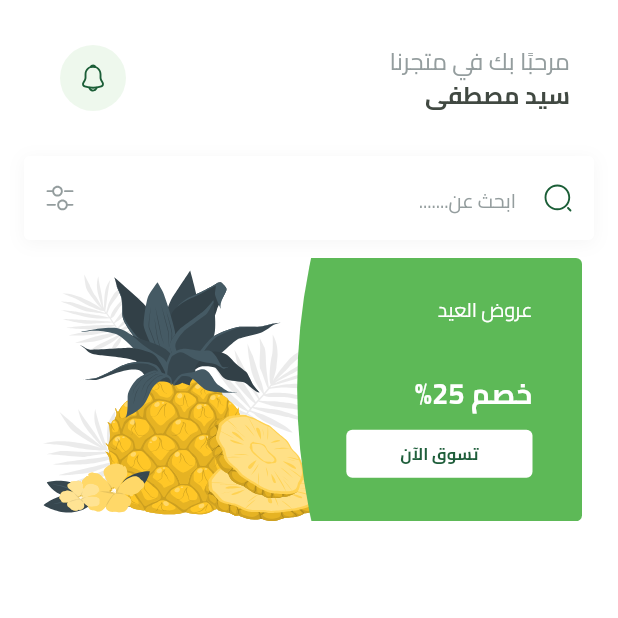
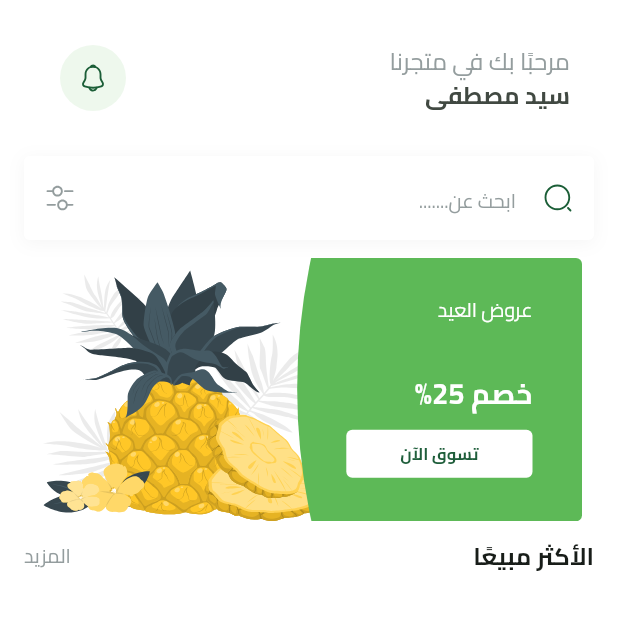
Before and after one commit to sayedmostaf/fruits_hub, a Flutter app: the HomeView screen opened by its route, on a phone screen of 412 x 824 dp, the top half of it. Run offline on Flutter 3.47's test engine with Material 3 defaults, Android fonts, the phone set to English and light mode, and no system bars; our stand-ins replace bloc, cloud_firestore, dartz, dots_indicator, firebase_auth, firebase_core and 7 more; missing offline and left inert: flutter_facebook_auth; accounts and stored records are empty.

Commit message:
feat: add BestSellingHeader widget and integrate it into HomeViewBody

```diff
--- /dev/null
+++ b/lib/features/home/presentation/views/widgets/best_selling_header.dart
@@ -0,0 +1,25 @@
+import 'package:flutter/material.dart';
+import 'package:fruits_hub/core/utils/app_text_styles.dart';
+
+class BestSellingHeader extends StatelessWidget {
+  const BestSellingHeader({super.key});
+
+  @override
+  Widget build(BuildContext context) {
+    return Row(
+      children: [
+        Text(
+          'الأكثر مبيعًا',
+          style: TextStyles.bold16,
+          textAlign: TextAlign.right,
+        ),
+        Spacer(),
+        Text(
+          'المزيد',
+          textAlign: TextAlign.center,
+          style: TextStyles.regular13.copyWith(color: Color(0xFF949D9E)),
+        ),
+      ],
+    );
+  }
+}
--- a/lib/features/home/presentation/views/widgets/home_view_body.dart
+++ b/lib/features/home/presentation/views/widgets/home_view_body.dart
@@ -1,6 +1,7 @@
 import 'package:flutter/material.dart';
 import 'package:fruits_hub/constants.dart';
 import 'package:fruits_hub/core/widgets/search_text_field.dart';
+import 'package:fruits_hub/features/home/presentation/views/widgets/best_selling_header.dart';
 import 'package:fruits_hub/features/home/presentation/views/widgets/custom_home_app_bar.dart';
 import 'package:fruits_hub/features/home/presentation/views/widgets/featured_list.dart';
 
@@ -22,6 +23,8 @@ class HomeViewBody extends StatelessWidget {
                 const SearchTextField(),
                 SizedBox(height: 12),
                 FeaturedList(),
+                SizedBox(height: 12),
+                BestSellingHeader(),
               ],
             ),
           ),
```
